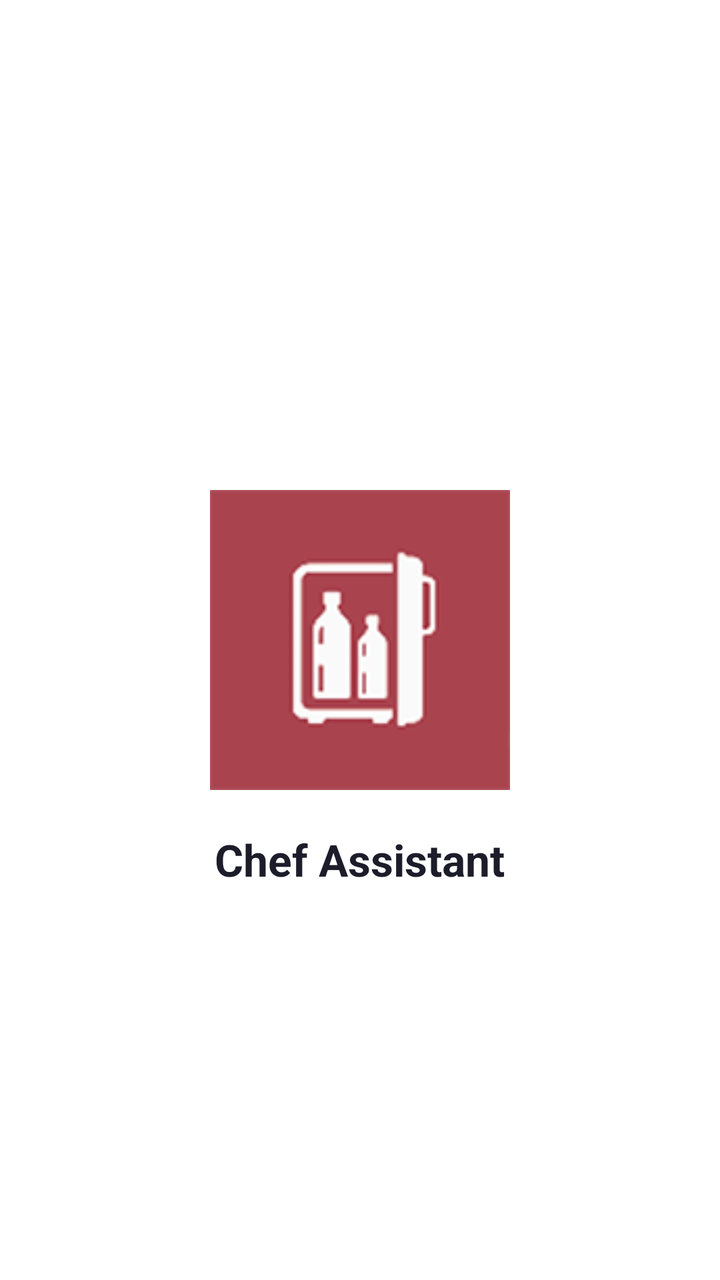
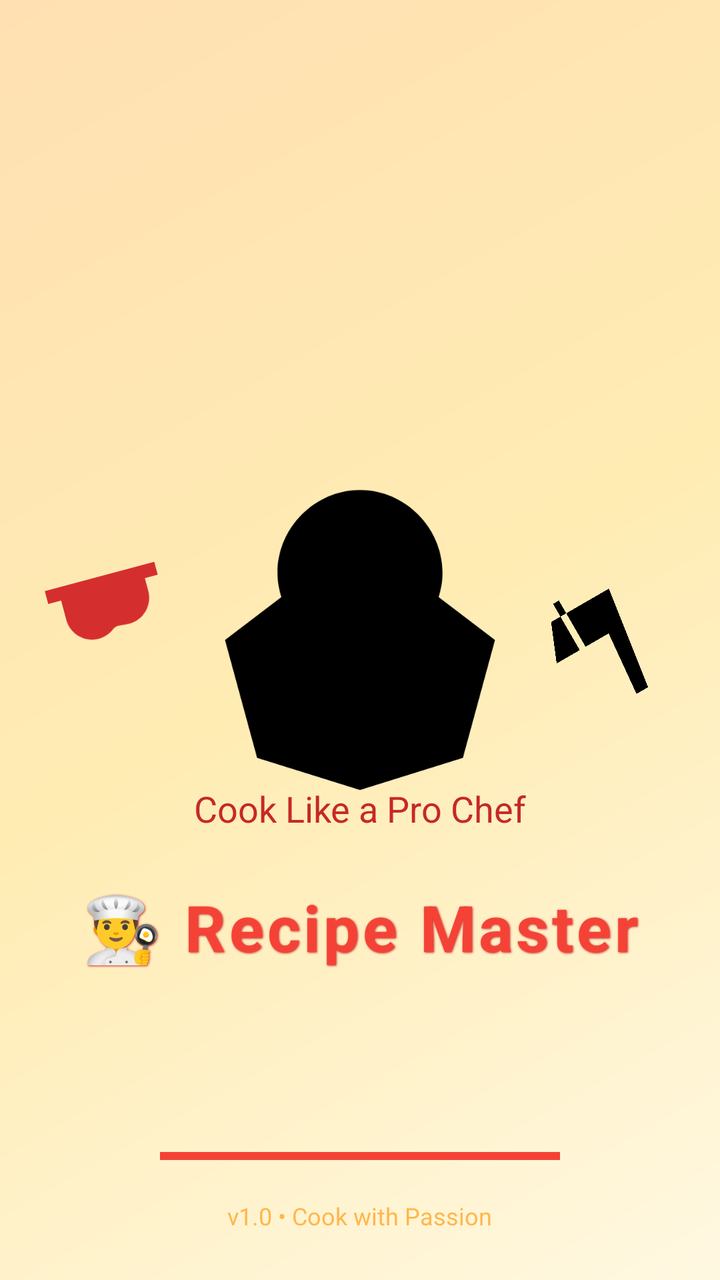

An Android layout rendered at two revisions. The XML below is the earlier revision; the diff shows what the commit changed to produce the second picture.
<!-- AndroidManifest.xml: activity theme Theme.AppCompat.NoActionBar -->
<!-- res/layout/activity_splash.xml -->
<?xml version="1.0" encoding="utf-8"?>
<RelativeLayout xmlns:android="http://schemas.android.com/apk/res/android"
    android:layout_width="match_parent"
    android:layout_height="match_parent"
    android:background="#FFFFFF"> <ImageView
    android:id="@+id/img_logo"
    android:layout_width="150dp"
    android:layout_height="150dp"
    android:layout_centerInParent="true"
    android:src="@mipmap/ic_launcher" />

    <TextView
        android:layout_width="wrap_content"
        android:layout_height="wrap_content"
        android:layout_below="@id/img_logo"
        android:layout_centerHorizontal="true"
        android:layout_marginTop="20dp"
        android:text="Chef Assistant"
        android:textColor="#1C1C2A"
        android:textSize="22sp"
        android:textStyle="bold" />
</RelativeLayout>
<!-- resources referenced by this layout -->
<resources>
  <!-- mipmap ic_launcher: png bitmap (mipmap-hdpi, 17887 bytes) -->
</resources>

<!-- the commit's change to res/layout/activity_splash.xml (unified diff, before → after) -->
@@ -1,22 +1,101 @@
 <?xml version="1.0" encoding="utf-8"?>
 <RelativeLayout xmlns:android="http://schemas.android.com/apk/res/android"
+    xmlns:app="http://schemas.android.com/apk/res-auto"
     android:layout_width="match_parent"
     android:layout_height="match_parent"
-    android:background="#FFFFFF"> <ImageView
-    android:id="@+id/img_logo"
-    android:layout_width="150dp"
-    android:layout_height="150dp"
-    android:layout_centerInParent="true"
-    android:src="@mipmap/ic_launcher" />
+    android:background="@drawable/splash_gradient_bg">
 
+    
+    <ImageView
+        android:id="@+id/img_chef_hat"
+        android:layout_width="180dp"
+        android:layout_height="180dp"
+        android:layout_centerInParent="true"
+        android:src="@drawable/ic_chef_hat_animated"
+        app:tint="@color/bright_yellow" />
+
+    
+    <ImageView
+        android:id="@+id/img_logo"
+        android:layout_width="120dp"
+        android:layout_height="120dp"
+        android:layout_centerInParent="true"
+        android:scaleType="centerInside"
+        android:src="@drawable/ic_app_logo_splash"
+        app:tint="@color/red_primary" />
+
+    
+    <TextView
+        android:layout_width="wrap_content"
+        android:layout_height="wrap_content"
+        android:layout_below="@id/img_chef_hat"
+        android:layout_centerHorizontal="true"
+        android:layout_marginTop="32dp"
+        android:letterSpacing="0.05"
+        android:shadowColor="@color/dark_red"
+        android:shadowDx="1"
+        android:shadowDy="1"
+        android:shadowRadius="2"
+        android:text="👨‍🍳 Recipe Master"
+        android:textColor="@color/red_primary"
+        android:textSize="32sp"
+        android:textStyle="bold" />
+
+    
     <TextView
         android:layout_width="wrap_content"
         android:layout_height="wrap_content"
         android:layout_below="@id/img_logo"
         android:layout_centerHorizontal="true"
-        android:layout_marginTop="20dp"
-        android:text="Chef Assistant"
-        android:textColor="#1C1C2A"
-        android:textSize="22sp"
-        android:textStyle="bold" />
+        android:layout_marginTop="12dp"
+        android:text="Cook Like a Pro Chef"
+        android:textColor="@color/dark_red"
+        android:textSize="18sp" />
+
+    
+    <com.google.android.material.progressindicator.LinearProgressIndicator
+        android:id="@+id/progress_loader"
+        android:layout_width="200dp"
+        android:layout_height="6dp"
+        android:layout_alignParentBottom="true"
+        android:layout_centerHorizontal="true"
+        android:layout_marginBottom="60dp"
+        android:indeterminate="true"
+        app:indicatorColor="@color/bright_yellow"
+        app:trackColor="@color/red_primary" />
+
+    
+    <TextView
+        android:layout_width="wrap_content"
+        android:layout_height="wrap_content"
+        android:layout_alignParentBottom="true"
+        android:layout_centerHorizontal="true"
+        android:layout_marginBottom="24dp"
+        android:text="v1.0 • Cook with Passion"
+        android:textColor="#FFB74D"
+        android:textSize="12sp" />
+
+    
+    <ImageView
+        android:id="@+id/img_utensil_left"
+        android:layout_width="80dp"
+        android:layout_height="80dp"
+        android:layout_alignParentLeft="true"
+        android:layout_centerVertical="true"
+        android:layout_marginLeft="20dp"
+        android:rotation="-15"
+        android:src="@drawable/ic_spoon"
+        app:tint="@color/bright_yellow" />
+
+    <ImageView
+        android:id="@+id/img_utensil_right"
+        android:layout_width="80dp"
+        android:layout_height="80dp"
+        android:layout_alignParentRight="true"
+        android:layout_centerVertical="true"
+        android:layout_marginRight="20dp"
+        android:rotation="15"
+        android:src="@drawable/ic_knife"
+        app:tint="@color/red_primary" />
+
 </RelativeLayout>
<!-- resource entries referenced after the edit -->
@@ -1,5 +1,65 @@
 <!-- resources referenced by this layout -->
 <resources>
-  <!-- mipmap ic_launcher: png bitmap (mipmap-hdpi, 17887 bytes) -->
+  <color name="bright_yellow">#FFEB3B</color>
+  <color name="dark_red">#C62828</color>
+  <color name="red_primary">#F44336</color>
+  <!-- drawable ic_app_logo_splash (drawable) -->
+  <?xml version="1.0" encoding="utf-8"?>
+  <vector xmlns:android="http://schemas.android.com/apk/res/android"
+      android:width="24dp"
+      android:height="24dp"
+      android:viewportWidth="24"
+      android:viewportHeight="24">
+      <path
+          android:fillColor="#FF000000"
+          android:pathData="M12,2C6.48,2 2,6.48 2,12s4.48,10 10,10 10,-4.48 10,-10S17.52,2 12,2zM12,20c-4.42,0 -8,-3.58 -8,-8s3.58,-8 8,-8 8,3.58 8,8 -3.58,8 -8,8z" />
+      <path
+          android:fillColor="#FF000000"
+          android:pathData="M12,6c-3.31,0 -6,2.69 -6,6s2.69,6 6,6 6,-2.69 6,-6 -2.69,-6 -6,-6z" />
+      <path
+          android:fillColor="#FF000000"
+          android:pathData="M8,12c0,-2.21 1.79,-4 4,-4s4,1.79 4,4 -1.79,4 -4,4 -4,-1.79 -4,-4z" />
+  </vector>
+  <!-- drawable ic_chef_hat_animated (drawable) -->
+  <?xml version="1.0" encoding="utf-8"?>
+  <vector xmlns:android="http://schemas.android.com/apk/res/android"
+      android:width="24dp"
+      android:height="24dp"
+      android:viewportWidth="24"
+      android:viewportHeight="24">
+      <path
+          android:fillColor="#FF000000"
+          android:pathData="M12,2C9.01,2 6.5,4.51 6.5,7.5c0,0.57 0.09,1.12 0.26,1.64L3,12l2.14,7.86L12,22l6.86,-2.14L21,12l-3.76,-2.86C17.41,8.62 17.5,8.07 17.5,7.5 17.5,4.51 14.99,2 12,2z" />
+  </vector>
+  <!-- drawable ic_knife (drawable) -->
+  <vector xmlns:android="http://schemas.android.com/apk/res/android"
+      android:width="24dp"
+      android:height="24dp"
+      android:viewportWidth="24"
+      android:viewportHeight="24">
+      <path
+          android:fillColor="#FF000000"
+          android:pathData="M4.22,11.29l7.07,-7.07L20.8,16.97l-1.42,1.42L13,10.71l-2.83,2.83l-5.66,-5.66l-0.71,0.71l5.66,5.66l-2.83,2.83L4.22,11.29z" />
+  </vector>
+  <!-- drawable ic_spoon (drawable) -->
+  <?xml version="1.0" encoding="utf-8"?>
+  <vector xmlns:android="http://schemas.android.com/apk/res/android"
+      android:width="24dp"
+      android:height="24dp"
+      android:viewportWidth="24"
+      android:viewportHeight="24">
+      <path
+          android:fillColor="#D52E2E"
+          android:pathData="M3,2v2h2v3c0,2.21 1.79,4 4,4 0.95,0 1.81,-0.35 2.5,-0.9C12.19,9.65 13.05,10 14,10c2.21,0 4,-1.79 4,-4V4h2V2H3z" />
+  </vector>
+  <!-- drawable splash_gradient_bg (drawable) -->
+  <?xml version="1.0" encoding="utf-8"?>
+  <shape xmlns:android="http://schemas.android.com/apk/res/android">
+      <gradient
+          android:angle="135"
+          android:centerColor="#FFECB3"
+          android:endColor="#FFE0B2"
+          android:startColor="#FFF8E1" />
+  </shape>
 </resources>
 
